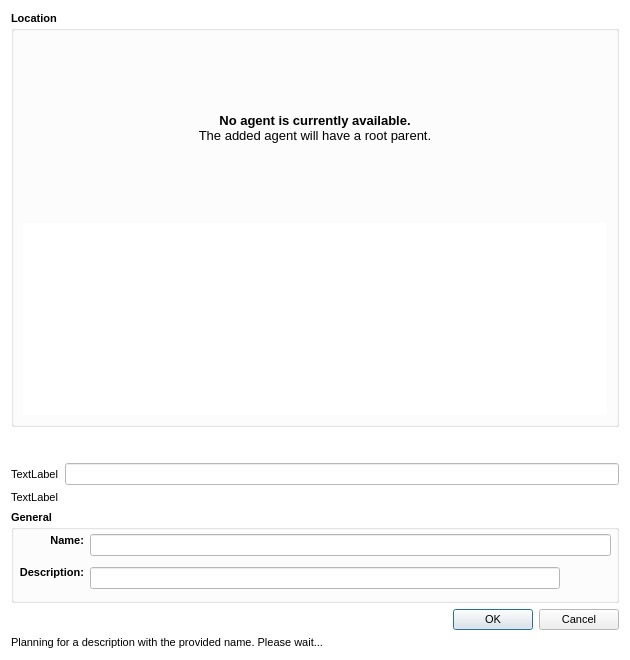
First picture: the form in ui/dialogs/agentedit.ui, repository amirmohsen1384/legendary-os, before the edit.
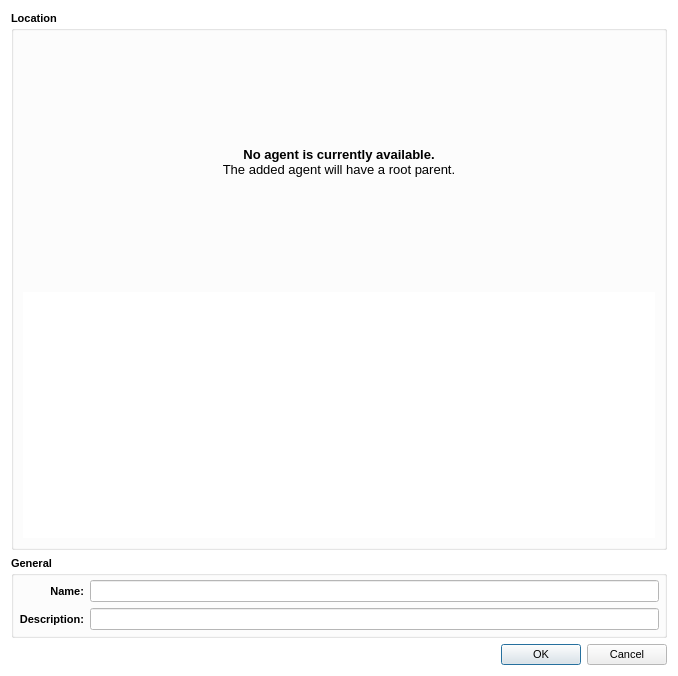
Second picture: the form after the edit. Icons and pictures are not drawn.

```diff
--- a/ui/dialogs/agentedit.ui
+++ b/ui/dialogs/agentedit.ui
@@ -6,8 +6,8 @@
    <rect>
     <x>0</x>
     <y>0</y>
-    <width>630</width>
-    <height>660</height>
+    <width>678</width>
+    <height>676</height>
    </rect>
   </property>
   <property name="palette">
@@ -128,30 +128,6 @@
      </layout>
     </widget>
    </item>
-   <item>
-    <layout class="QGridLayout" name="gridLayout">
-     <property name="topMargin">
-      <number>30</number>
-     </property>
-     <item row="1" column="0">
-      <widget class="QLabel" name="label_2">
-       <property name="text">
-        <string>TextLabel</string>
-       </property>
-      </widget>
-     </item>
-     <item row="0" column="0">
-      <widget class="QLabel" name="label">
-       <property name="text">
-        <string>TextLabel</string>
-       </property>
-      </widget>
-     </item>
-     <item row="0" column="1">
-      <widget class="QLineEdit" name="lineEdit"/>
-     </item>
-    </layout>
-   </item>
    <item>
     <widget class="QGroupBox" name="infoGroup">
      <property name="font">
@@ -179,57 +155,49 @@
       <property name="bottomMargin">
        <number>5</number>
       </property>
-      <item row="1" column="2">
-       <widget class="QPushButton" name="writeButton">
-        <property name="toolTip">
-         <string>Write using AI</string>
-        </property>
-        <property name="text">
-         <string/>
-        </property>
-        <property name="icon">
-         <iconset resource="../../resources.qrc">
-          <normaloff>:/icons/general/ai.png</normaloff>:/icons/general/ai.png</iconset>
-        </property>
-        <property name="iconSize">
-         <size>
-          <width>24</width>
-          <height>24</height>
-         </size>
-        </property>
-        <property name="flat">
-         <bool>true</bool>
-        </property>
-       </widget>
-      </item>
-      <item row="1" column="0">
-       <widget class="QLabel" name="descriptionLabel">
-        <property name="font">
-         <font>
-          <pointsize>8</pointsize>
-          <bold>true</bold>
-         </font>
-        </property>
-        <property name="text">
-         <string>Description:</string>
+      <item row="1" column="1" rowspan="3" colspan="2">
+       <widget class="QLineEdit" name="descriptionEdit">
+        <property name="sizePolicy">
+         <sizepolicy hsizetype="MinimumExpanding" vsizetype="Fixed">
+          <horstretch>0</horstretch>
+          <verstretch>0</verstretch>
+         </sizepolicy>
         </property>
         <property name="alignment">
-         <set>Qt::AlignmentFlag::AlignRight|Qt::AlignmentFlag::AlignTrailing|Qt::AlignmentFlag::AlignVCenter</set>
+         <set>Qt::AlignmentFlag::AlignLeading|Qt::AlignmentFlag::AlignLeft|Qt::AlignmentFlag::AlignVCenter</set>
+        </property>
+        <property name="placeholderText">
+         <string/>
         </property>
        </widget>
       </item>
-      <item row="0" column="1" colspan="3">
+      <item row="0" column="1" colspan="2">
        <widget class="QLineEdit" name="nameEdit">
+        <property name="sizePolicy">
+         <sizepolicy hsizetype="MinimumExpanding" vsizetype="Fixed">
+          <horstretch>0</horstretch>
+          <verstretch>0</verstretch>
+         </sizepolicy>
+        </property>
         <property name="font">
          <font>
           <pointsize>8</pointsize>
           <bold>true</bold>
          </font>
         </property>
+        <property name="alignment">
+         <set>Qt::AlignmentFlag::AlignLeading|Qt::AlignmentFlag::AlignLeft|Qt::AlignmentFlag::AlignVCenter</set>
+        </property>
        </widget>
       </item>
       <item row="0" column="0">
        <widget class="QLabel" name="nameLabel">
+        <property name="sizePolicy">
+         <sizepolicy hsizetype="Preferred" vsizetype="Preferred">
+          <horstretch>0</horstretch>
+          <verstretch>0</verstretch>
+         </sizepolicy>
+        </property>
         <property name="font">
          <font>
           <pointsize>8</pointsize>
@@ -240,23 +208,29 @@
          <string>Name:</string>
         </property>
         <property name="alignment">
-         <set>Qt::AlignmentFlag::AlignRight|Qt::AlignmentFlag::AlignTop|Qt::AlignmentFlag::AlignTrailing</set>
+         <set>Qt::AlignmentFlag::AlignRight|Qt::AlignmentFlag::AlignTrailing|Qt::AlignmentFlag::AlignVCenter</set>
         </property>
        </widget>
       </item>
-      <item row="1" column="1" rowspan="3">
-       <widget class="QLineEdit" name="descriptionEdit">
+      <item row="1" column="0" rowspan="3">
+       <widget class="QLabel" name="descriptionLabel">
         <property name="sizePolicy">
-         <sizepolicy hsizetype="Expanding" vsizetype="Fixed">
+         <sizepolicy hsizetype="Maximum" vsizetype="Preferred">
           <horstretch>0</horstretch>
           <verstretch>0</verstretch>
          </sizepolicy>
         </property>
+        <property name="font">
+         <font>
+          <pointsize>8</pointsize>
+          <bold>true</bold>
+         </font>
+        </property>
+        <property name="text">
+         <string>Description:</string>
+        </property>
         <property name="alignment">
-         <set>Qt::AlignmentFlag::AlignLeading|Qt::AlignmentFlag::AlignLeft|Qt::AlignmentFlag::AlignTop</set>
-        </property>
-        <property name="placeholderText">
-         <string/>
+         <set>Qt::AlignmentFlag::AlignRight|Qt::AlignmentFlag::AlignTrailing|Qt::AlignmentFlag::AlignVCenter</set>
         </property>
        </widget>
       </item>
@@ -273,13 +247,6 @@
      </property>
     </widget>
    </item>
-   <item>
-    <widget class="QLabel" name="waitLabel">
-     <property name="text">
-      <string>Planning for a description with the provided name. Please wait...</string>
-     </property>
-    </widget>
-   </item>
   </layout>
  </widget>
  <tabstops>
```
Left out of the diff: 4 changed lines with no effect on the pictures.
